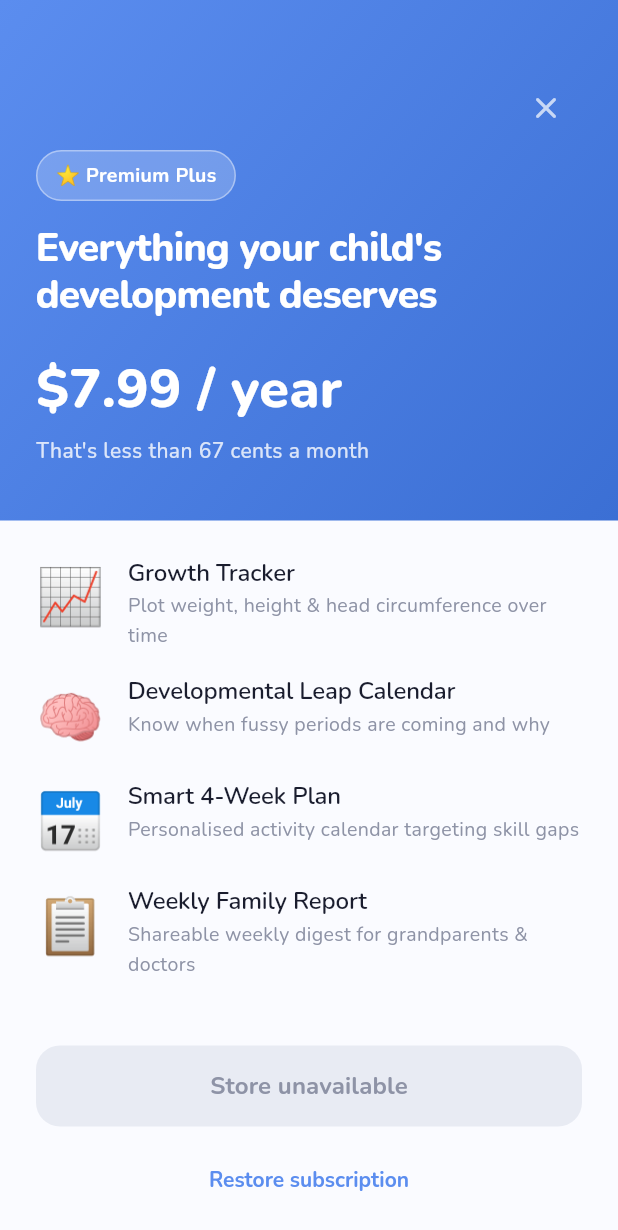
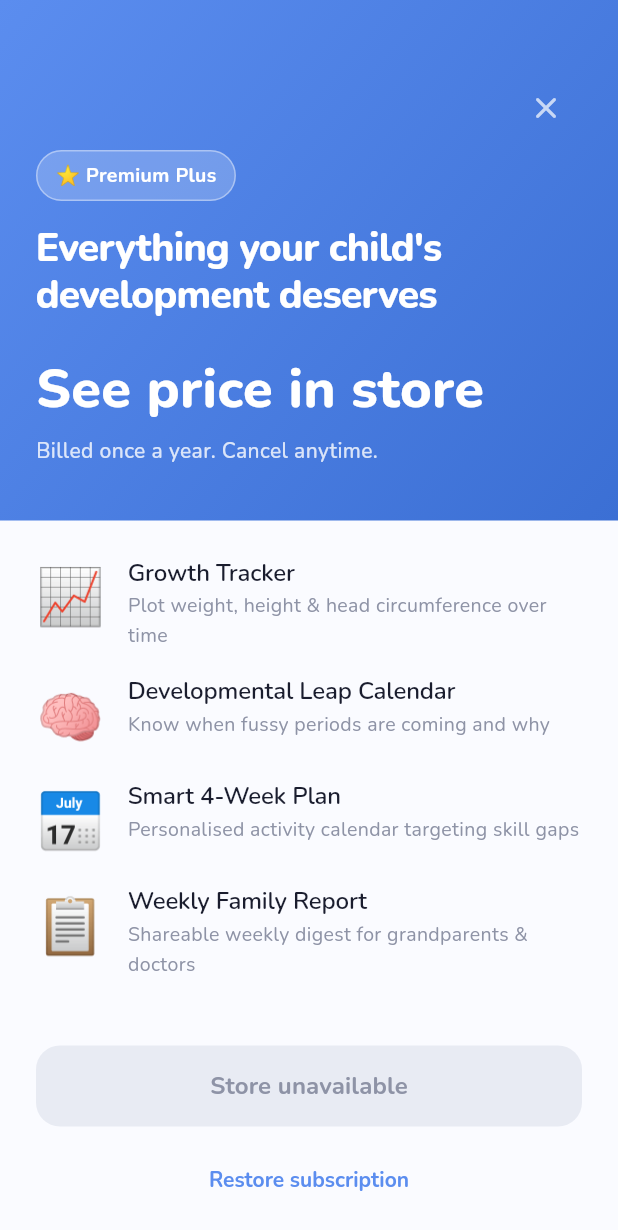
Before and after one commit to nikkyzam/Kids-app, a Flutter app: the HomeScreen screen opened directly, scrolled down 576 dp, after a tap on "Upgrade →", on a phone screen of 412 x 824 dp. Shown: the top 1230 px of the screen. Run offline on Flutter 3.47's test engine with Material 3 defaults, Android fonts, the phone set to English and light mode, and no system bars; our stand-ins replace confetti, file_picker, flutter_local_notifications, image_picker, in_app_purchase, pdf and 7 more; accounts and stored records are empty.

Commit message:
fix: read every advertised price from the store, not the source
Verifying the APK on an emulator surfaced prices the earlier pass missed. The
locked activity card hard-coded "Unlock Premium — $4.99" and the Premium Plus
header hard-coded "$7.99 / year" with "That's less than 67 cents a month"
derived from it. Any of those would disagree with what the purchase sheet
charges outside the US, and the paywall screen had already moved to store
pricing, so the app contradicted itself.

All three now read PurchaseService.priceFor and fall back to a plain label when
the store has not resolved a price.

The locked card also still said "Unlock all daily challenges through 36
months", the same claim corrected elsewhere, and the paywall's privacy line
managed to contradict itself in one sentence — "No accounts ... Cloud sync only
if you turn it on" — when accounts are exactly what family sharing adds.

Co-Authored-By: Claude Opus 5 <noreply@anthropic.com>

```diff
--- a/lib/screens/paywall/paywall_screen.dart
+++ b/lib/screens/paywall/paywall_screen.dart
@@ -139,7 +139,8 @@ class _PaywallScreenState extends State<PaywallScreen> {
           Icons.lock_outline_rounded,
           AppTheme.grossMotorColor,
           'Private by Default',
-          'No accounts, no ads, no tracking. Cloud sync only if you turn it on.'),
+          'No ads, no tracking. Accounts and cloud sync only if you turn on '
+              'family sharing.'),
     ];
 
     return Column(
--- a/lib/screens/paywall/premium_plus_screen.dart
+++ b/lib/screens/paywall/premium_plus_screen.dart
@@ -130,9 +130,12 @@ class _PremiumPlusScreenState extends State<PremiumPlusScreen> {
                 ),
           ),
           const SizedBox(height: 20),
-          const Text(
-            '\$7.99 / year',
-            style: TextStyle(
+          // Store-localised: a hard-coded figure would disagree with what the
+          // subscription sheet charges outside the US.
+          Text(
+            PurchaseService.instance.priceFor(Entitlement.premiumPlus) ??
+                'See price in store',
+            style: const TextStyle(
               color: Colors.white,
               fontSize: 36,
               fontWeight: FontWeight.w800,
@@ -140,7 +143,10 @@ class _PremiumPlusScreenState extends State<PremiumPlusScreen> {
           ),
           const SizedBox(height: 4),
           Text(
-            'That\'s less than 67 cents a month',
+            // Was "less than 67 cents a month", which only held while the
+            // price was hard-coded at \$7.99 and would be wrong in any other
+            // currency.
+            'Billed once a year. Cancel anytime.',
             style: TextStyle(
               color: Colors.white.withValues(alpha: 0.8),
               fontSize: 14,
--- a/lib/widgets/activity_card.dart
+++ b/lib/widgets/activity_card.dart
@@ -14,6 +14,7 @@ import 'badge_unlocked_dialog.dart';
 import 'confetti_overlay.dart';
 import 'streak_milestone_dialog.dart';
 import '../screens/paywall/paywall_screen.dart';
+import '../services/purchase_service.dart';
 import '../utils/clock.dart';
 
 class ActivityCard extends StatefulWidget {
@@ -285,18 +286,28 @@ class _ActivityCardState extends State<ActivityCard> {
                 style: Theme.of(context).textTheme.titleMedium),
             const SizedBox(height: 6),
             Text(
-              'Unlock all daily challenges through 36 months with a one-time purchase.',
+              'Unlock the full activity library through 36 months with a '
+              'one-time purchase.',
               textAlign: TextAlign.center,
               style: Theme.of(context).textTheme.bodyMedium,
             ),
             const SizedBox(height: 16),
-            FilledButton(
-              onPressed: () => Navigator.of(context).push(
-                  MaterialPageRoute(builder: (_) => const PaywallScreen())),
-              style:
-                  FilledButton.styleFrom(backgroundColor: AppTheme.secondary),
-              child: const Text('Unlock Premium — \$4.99'),
-            ),
+            Builder(builder: (context) {
+              // Read the price from the store rather than hard-coding it, so
+              // this card cannot advertise a different amount than the
+              // purchase sheet charges in the user's currency.
+              final price =
+                  PurchaseService.instance.priceFor(Entitlement.premium);
+              return FilledButton(
+                onPressed: () => Navigator.of(context).push(
+                    MaterialPageRoute(builder: (_) => const PaywallScreen())),
+                style:
+                    FilledButton.styleFrom(backgroundColor: AppTheme.secondary),
+                child: Text(price == null
+                    ? 'Unlock Premium'
+                    : 'Unlock Premium — $price'),
+              );
+            }),
           ],
         ),
       ),
```
